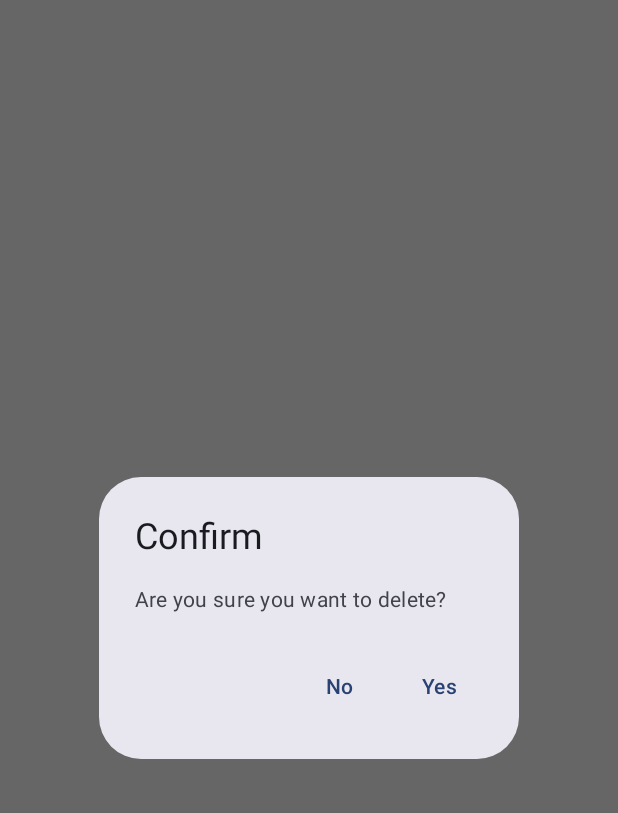
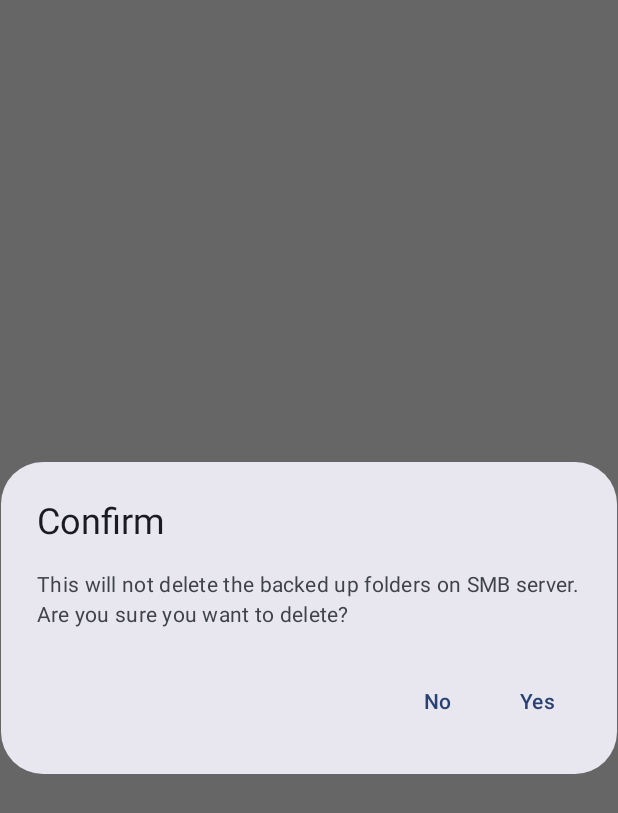
Before and after one commit to arshdeepdhillon/BackupFiles, an Android app built with Jetpack Compose: the @Preview function DeleteConfirmationDialogPreview, on a phone screen of 412 x 824 dp. Shown: the top 813 px of the screen. Run offline under Robolectric (Android 15) with nearby library versions, the phone set to English and light mode, and no system bars.

Commit message:
We can synchronize the selected backed up folder on the SMB server

```diff
--- a/app/src/main/AndroidManifest.xml
+++ b/app/src/main/AndroidManifest.xml
@@ -21,7 +21,7 @@
         tools:targetApi="31">
 
         <service
-            android:name=".worker.BackupFilesWorker"
+            android:name=".worker.BackupFolderWorker"
             android:enabled="true"
             android:exported="false" />
 
--- a/app/src/main/java/com/ad/syncfiles/smb/api/SMBClientApi.kt
+++ b/app/src/main/java/com/ad/syncfiles/smb/api/SMBClientApi.kt
@@ -23,11 +23,12 @@ interface SMBClientApi {
     suspend fun canConnect(smbServerDto: SmbServerDto): Boolean
 
     /**
-     * Copies the files and its subdirectories from the specified [uri] and saves it to an SMB server.
+     * Copies the files and its TODO->subdirectories<- from the specified [uri] and saves it to an SMB server.
      *
      * @param context The context used for accessing resources and file operations.
      * @param smbServerDto The SMB server details to which the folder should be saved.
      * @param uri The Uri of the folder to be saved.
+     * @param isSync backup the missing content of [smbServerDto] on the server if true, otherwise do normal backup
      */
-    suspend fun saveFolder(context: Context, smbServerDto: SmbServerDto, folderToSave: Uri)
+    suspend fun saveFolder(context: Context, smbServerDto: SmbServerDto, folderToSave: Uri, isSync: Boolean)
 }
--- a/app/src/main/java/com/ad/syncfiles/ui/smbServer/DetailScreen.kt
+++ b/app/src/main/java/com/ad/syncfiles/ui/smbServer/DetailScreen.kt
@@ -41,7 +41,7 @@ import com.ad.syncfiles.data.entity.SmbServerInfo
 import com.ad.syncfiles.ui.AppViewModelProvider
 import com.ad.syncfiles.ui.navigation.NavigationDestination
 import com.ad.syncfiles.ui.theme.SyncFilesTheme
-import com.ad.syncfiles.ui.utils.DeleteAlert
+import com.ad.syncfiles.ui.utils.GeneralAlert
 import kotlinx.coroutines.launch
 
 /*
@@ -149,11 +149,13 @@ fun DetailBody(
             }
         }
         if (isDeleteDialogActive) {
-            DeleteAlert(
+            GeneralAlert(
                 handleAccept = {
                     isDeleteDialogActive = false
                     handleDelete()
                 },
+                titleId = R.string.confirm_title_alert,
+                bodyId = R.string.delete_body_alert,
                 handleCancel = { isDeleteDialogActive = false },
                 modifier = Modifier.padding(dimensionResource(id = R.dimen.m_pad))
             )
--- a/app/src/main/java/com/ad/syncfiles/ui/utils/DeleteAlert.kt
+++ b/app/src/main/java/com/ad/syncfiles/ui/utils/Alerts.kt
@@ -1,5 +1,6 @@
 package com.ad.syncfiles.ui.utils
 
+import androidx.annotation.StringRes
 import androidx.compose.material3.AlertDialog
 import androidx.compose.material3.Text
 import androidx.compose.material3.TextButton
@@ -15,26 +16,27 @@ import com.ad.syncfiles.ui.theme.SyncFilesTheme
  * @created : 28-Oct-23
 */
 /**
- * Composable function to display a delete confirmation alert dialog.
+ * Composable function to display an alert dialog.
  *
  * @param handleAccept Callback function to handle the user's acceptance of the delete action.
  * @param handleCancel Callback function to handle the user's cancellation of the delete action.
  * @param modifier Modifier for customizing the layout.
  */
 @Composable
-fun DeleteAlert(handleAccept: () -> Unit, handleCancel: () -> Unit, modifier: Modifier) {
-    AlertDialog(onDismissRequest = { /* Do nothing */ },
-        title = { Text(stringResource(R.string.attention)) },
-        text = { Text(stringResource(R.string.delete_question)) },
+fun GeneralAlert(handleAccept: () -> Unit, handleCancel: () -> Unit, @StringRes titleId: Int, @StringRes bodyId: Int, modifier: Modifier) {
+    AlertDialog(
+        onDismissRequest = { /* Do nothing */ },
+        title = { Text(stringResource(titleId)) },
+        text = { Text(stringResource(bodyId)) },
         modifier = modifier,
         dismissButton = {
             TextButton(onClick = handleCancel) {
-                Text(text = stringResource(R.string.no))
+                Text(text = stringResource(R.string.no_alert))
             }
         },
         confirmButton = {
             TextButton(onClick = handleAccept) {
-                Text(text = stringResource(R.string.yes))
+                Text(text = stringResource(R.string.yes_alert))
             }
         }
     )
@@ -44,6 +46,12 @@ fun DeleteAlert(handleAccept: () -> Unit, handleCancel: () -> Unit, modifier: Mo
 @Composable
 fun DeleteConfirmationDialogPreview() {
     SyncFilesTheme {
-        DeleteAlert(handleAccept = { }, handleCancel = { }, modifier = Modifier)
+        GeneralAlert(
+            handleAccept = { },
+            handleCancel = { },
+            titleId = R.string.confirm_title_alert,
+            bodyId = R.string.delete_body_alert,
+            modifier = Modifier
+        )
     }
 }
--- a/app/src/main/res/values/strings.xml
+++ b/app/src/main/res/values/strings.xml
@@ -18,10 +18,11 @@
     <string name="back_button">Back</string>
     <string name="required_fields">* Required</string>
     <string name="delete">Delete</string>
-    <string name="attention">Confirm</string>
-    <string name="delete_question">Are you sure you want to delete?</string>
-    <string name="no">No</string>
-    <string name="yes">Yes</string>
+    <string name="confirm_title_alert">Confirm</string>
+    <string name="delete_body_alert">This will not delete the backed up folders on SMB server.\nAre you sure you want to delete?</string>
+    <string name="no_alert">No</string>
+    <string name="yes_alert">Yes</string>
+    <string name="sync_body_alert">Save new files since the last backup?</string>
     <string name="notification_title">"Monitoring Folders "</string>
     <string name="connection_issue_with_smb">Connection Failed</string>
     <string name="connection_success_with_smb">Connection Succeeded</string>
```
Also changed, not shown: app/src/main/java/com/ad/syncfiles/data/entity/DirectoryInfo.kt (+20 -0 lines), app/src/main/java/com/ad/syncfiles/smb/SMBClientWrapper.kt (+18 -4 lines), app/src/main/java/com/ad/syncfiles/ui/smbServer/SharedContentScreen.kt (+23 -35 lines), app/src/main/java/com/ad/syncfiles/ui/smbServer/SharedContentScreenViewModel.kt (+61 -26 lines), app/src/main/java/com/ad/syncfiles/ui/utils/ItemList.kt (+30 -19 lines), app/src/main/java/com/ad/syncfiles/worker/BackupFolderWorker.kt (renamed from app/src/main/java/com/ad/syncfiles/worker/BackupFilesWorker.kt, +15 -17 lines), app/src/main/java/com/ad/syncfiles/worker/WorkerUtils.kt (+10 -3 lines).
